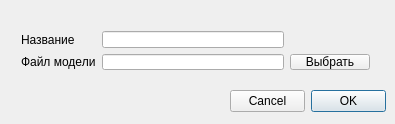
frostteo/GameEditor, file GameEditor/AddStaticGameObjectDialog.ui: the form before one commit.
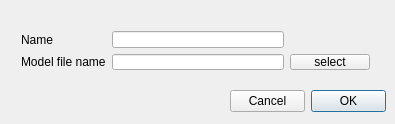
The form after the commit.

Commit message: russian interface addStaticGameObjectDialog

Patch:
```diff
--- a/GameEditor/AddStaticGameObjectDialog.ui
+++ b/GameEditor/AddStaticGameObjectDialog.ui
@@ -122,7 +122,7 @@
     <item row="0" column="0">
      <widget class="QLabel" name="label">
       <property name="text">
-       <string>Название</string>
+       <string>Name</string>
       </property>
      </widget>
     </item>
@@ -136,7 +136,7 @@
     <item row="1" column="0">
      <widget class="QLabel" name="label_2">
       <property name="text">
-       <string>Файл модели</string>
+       <string>Model file name</string>
       </property>
      </widget>
     </item>
@@ -156,7 +156,7 @@
     <item row="1" column="2">
      <widget class="QPushButton" name="chooseModelFileBtn">
       <property name="text">
-       <string>Выбрать</string>
+       <string>select</string>
       </property>
      </widget>
     </item>
```
Left out of the diff: 5 changed lines with no effect on the pictures. The commit also changes 2 other files.
